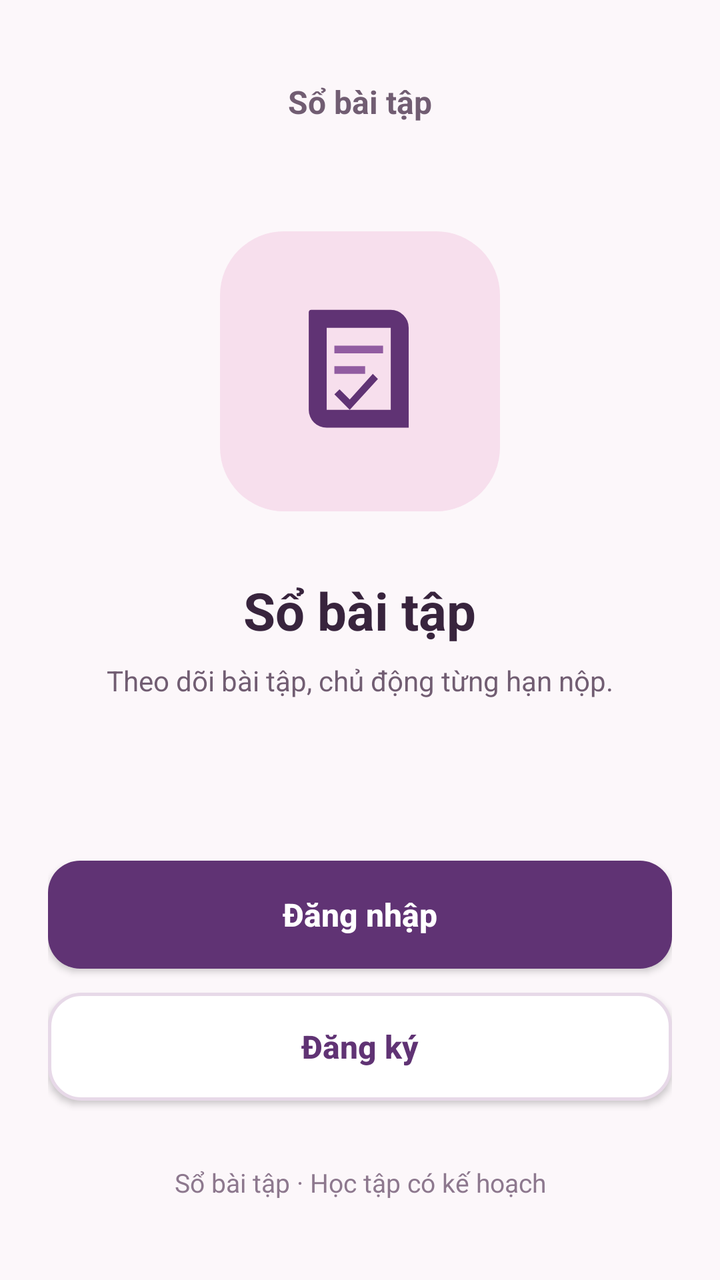
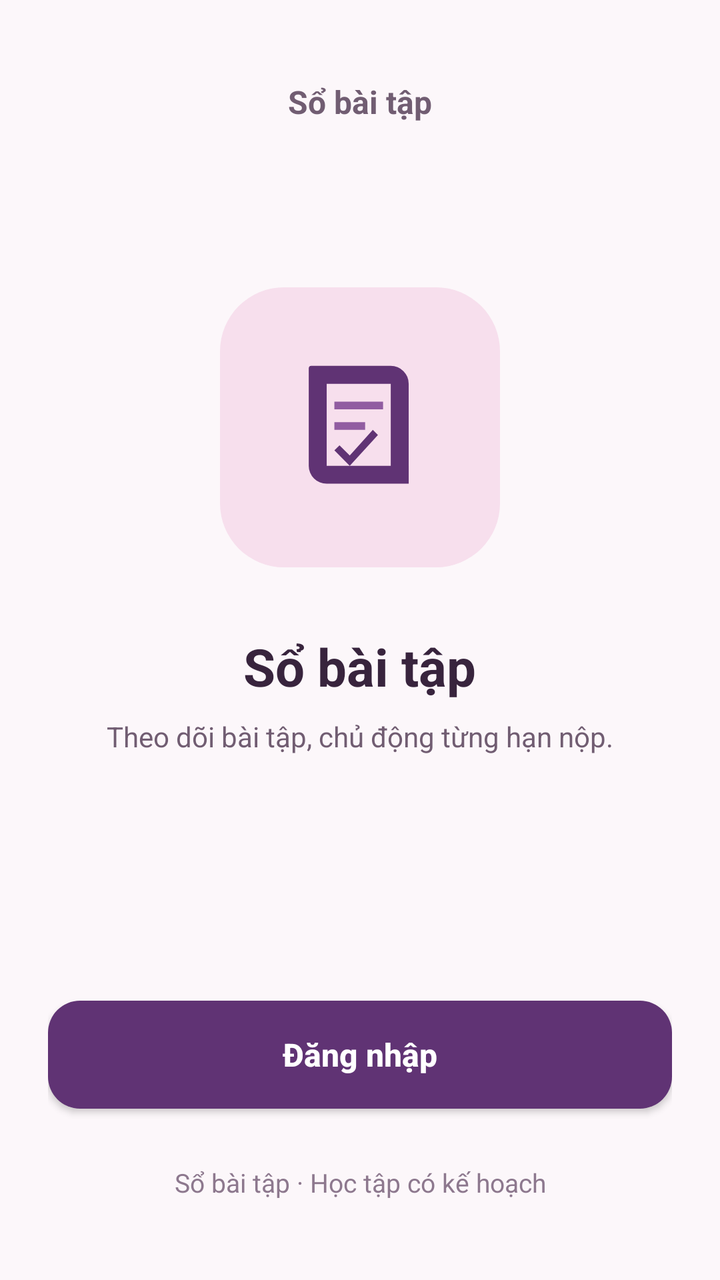

Compare the two renders of this Android layout. The source of the first and the diff that turns it into the second are given below.
<!-- AndroidManifest.xml: application theme Theme.QuanLyBaiTapSinhVien -->
<!-- res/layout/activity_welcome.xml -->
<?xml version="1.0" encoding="utf-8"?>
<androidx.constraintlayout.widget.ConstraintLayout xmlns:android="http://schemas.android.com/apk/res/android"
    xmlns:app="http://schemas.android.com/apk/res-auto"
    xmlns:tools="http://schemas.android.com/tools"
    android:id="@+id/mainLayout"
    android:layout_width="match_parent"
    android:layout_height="match_parent"
    android:background="@color/bg_screen"
    android:fitsSystemWindows="true"
    android:padding="24dp"
    tools:context=".WelcomeActivity">

    
    <TextView
        android:id="@+id/tvTieuDeTrang"
        android:layout_width="wrap_content"
        android:layout_height="wrap_content"
        android:layout_marginTop="16dp"
        android:text="@string/app_name"
        android:textColor="@color/text_secondary"
        android:textSize="16sp"
        android:textStyle="bold"
        app:layout_constraintEnd_toEndOf="parent"
        app:layout_constraintStart_toStartOf="parent"
        app:layout_constraintTop_toTopOf="parent" />


    <LinearLayout
        android:id="@+id/layoutLogoTrungTam"
        android:layout_width="match_parent"
        android:layout_height="wrap_content"
        android:gravity="center"
        android:orientation="vertical"
        app:layout_constraintBottom_toTopOf="@+id/btnDangNhap"
        app:layout_constraintEnd_toEndOf="parent"
        app:layout_constraintStart_toStartOf="parent"
        app:layout_constraintTop_toBottomOf="@+id/tvTieuDeTrang"
        app:layout_constraintVertical_bias="0.4">

        
        <FrameLayout
            android:layout_width="140dp"
            android:layout_height="140dp"
            android:background="@drawable/bg_logo_card">

            <ImageView
                android:layout_width="82dp"
                android:layout_height="82dp"
                android:layout_gravity="center"
                android:contentDescription="@string/app_name"
                android:src="@drawable/ic_app_mark" />
        </FrameLayout>

        
        <TextView
            android:layout_width="wrap_content"
            android:layout_height="wrap_content"
            android:layout_marginTop="32dp"
            android:text="@string/app_name"
            android:textColor="@color/text_primary"
            android:textSize="26sp"
            android:textStyle="bold" />

        
        <TextView
            android:layout_width="wrap_content"
            android:layout_height="wrap_content"
            android:layout_marginTop="8dp"
            android:text="Theo dõi bài tập, chủ động từng hạn nộp."
            android:textColor="@color/text_secondary"
            android:textSize="14sp" />
    </LinearLayout>

    
    <androidx.appcompat.widget.AppCompatButton
        android:id="@+id/btnDangNhap"
        android:layout_width="match_parent"
        android:layout_height="54dp"
        android:layout_marginBottom="12dp"
        android:background="@drawable/bg_blue_button"
        android:text="Đăng nhập"
        android:textAllCaps="false"
        android:textColor="@color/white"
        android:textSize="16sp"
        android:textStyle="bold"
        app:layout_constraintBottom_toTopOf="@+id/btnDangKy"
        app:layout_constraintEnd_toEndOf="parent"
        app:layout_constraintStart_toStartOf="parent" />

    
    <androidx.appcompat.widget.AppCompatButton
        android:id="@+id/btnDangKy"
        android:layout_width="match_parent"
        android:layout_height="54dp"
        android:layout_marginBottom="32dp"
        android:background="@drawable/bg_outline_button"
        android:text="Đăng ký"
        android:textAllCaps="false"
        android:textColor="@color/blue_primary"
        android:textSize="16sp"
        android:textStyle="bold"
        app:layout_constraintBottom_toTopOf="@+id/tvChaoMung"
        app:layout_constraintEnd_toEndOf="parent"
        app:layout_constraintStart_toStartOf="parent" />

    
    <TextView
        android:id="@+id/tvChaoMung"
        android:layout_width="wrap_content"
        android:layout_height="wrap_content"
        android:layout_marginBottom="16dp"
        android:text="Sổ bài tập · Học tập có kế hoạch"
        android:textColor="@color/text_hint"
        android:textSize="13sp"
        app:layout_constraintBottom_toBottomOf="parent"
        app:layout_constraintEnd_toEndOf="parent"
        app:layout_constraintStart_toStartOf="parent" />

</androidx.constraintlayout.widget.ConstraintLayout>
<!-- resources referenced by this layout -->
<resources>
  <color name="bg_screen">#FCF7FA</color>
  <color name="blue_primary">#603374</color>
  <color name="text_hint">#8D788E</color>
  <color name="text_primary">#38243D</color>
  <color name="text_secondary">#715D72</color>
  <color name="white">#FFFFFFFF</color>
  <!-- drawable bg_blue_button (drawable) -->
  <?xml version="1.0" encoding="utf-8"?>
  <ripple xmlns:android="http://schemas.android.com/apk/res/android"
      android:color="#33FFFFFF">
      <item>
          <shape android:shape="rectangle">
              <solid android:color="@color/blue_primary" />
              <corners android:radius="16dp" />
          </shape>
      </item>
  </ripple>
  <!-- drawable bg_logo_card (drawable) -->
  <?xml version="1.0" encoding="utf-8"?>
  <shape xmlns:android="http://schemas.android.com/apk/res/android"
      android:shape="rectangle">
      <solid android:color="@color/blue_light_bg" />
      <corners android:radius="32dp" />
  </shape>
  <!-- drawable bg_outline_button (drawable) -->
  <?xml version="1.0" encoding="utf-8"?>
  <ripple xmlns:android="http://schemas.android.com/apk/res/android"
      android:color="#1A603374">
      <item>
          <shape android:shape="rectangle">
              <solid android:color="@color/white" />
              <stroke
                  android:width="1.5dp"
                  android:color="@color/input_border" />
              <corners android:radius="16dp" />
          </shape>
      </item>
  </ripple>
  <!-- drawable ic_app_mark (drawable) -->
  <?xml version="1.0" encoding="utf-8"?>
  <vector xmlns:android="http://schemas.android.com/apk/res/android"
      android:width="64dp" android:height="64dp"
      android:viewportWidth="64" android:viewportHeight="64">
      <path android:fillColor="#603374"
          android:pathData="M13,8h31a7,7 0,0 1,7 7v39H19a7,7 0,0 1,-7 -7V9a1,1 0,0 1,1 -1z" />
      <path android:fillColor="#F7DFED"
          android:pathData="M19,15h25v32H19z" />
      <path android:fillColor="#915CA1"
          android:pathData="M22,22h19v3H22zM22,30h12v3H22z" />
      <path android:fillColor="#603374"
          android:pathData="M24,39l4,4 9,-10 2,2 -11,12 -6,-6z" />
  </vector>
  <string name="app_name">Sổ bài tập</string>
  <style name="Theme.QuanLyBaiTapSinhVien" parent="Base.Theme.QuanLyBaiTapSinhVien" />
  <color name="blue_light_bg">#F7DFED</color>
  <color name="input_border">#E7D9E8</color>
  <style name="Base.Theme.QuanLyBaiTapSinhVien" parent="Theme.Material3.DayNight.NoActionBar">
          
          <item name="colorPrimary">@color/blue_primary</item>
          <item name="colorPrimaryVariant">@color/blue_primary_dark</item>
          <item name="colorOnPrimary">@color/white</item>
          <item name="android:statusBarColor">@color/bg_screen</item>
          <item name="android:windowLightStatusBar">true</item>
          <item name="android:windowBackground">@color/bg_screen</item>
      </style>
  <color name="blue_primary_dark">#4C295D</color>
</resources>

<!-- the commit's change to res/layout/activity_welcome.xml (unified diff, before → after) -->
@@ -2,7 +2,7 @@
 <androidx.constraintlayout.widget.ConstraintLayout xmlns:android="http://schemas.android.com/apk/res/android"
     xmlns:app="http://schemas.android.com/apk/res-auto"
     xmlns:tools="http://schemas.android.com/tools"
-    android:id="@+id/mainLayout"
+    android:id="@+id/layoutChinh"
     android:layout_width="match_parent"
     android:layout_height="match_parent"
     android:background="@color/bg_screen"
@@ -76,27 +76,11 @@
         android:id="@+id/btnDangNhap"
         android:layout_width="match_parent"
         android:layout_height="54dp"
-        android:layout_marginBottom="12dp"
+        android:layout_marginBottom="28dp"
         android:background="@drawable/bg_blue_button"
         android:text="Đăng nhập"
         android:textAllCaps="false"
         android:textColor="@color/white"
-        android:textSize="16sp"
-        android:textStyle="bold"
-        app:layout_constraintBottom_toTopOf="@+id/btnDangKy"
-        app:layout_constraintEnd_toEndOf="parent"
-        app:layout_constraintStart_toStartOf="parent" />
-
-    
-    <androidx.appcompat.widget.AppCompatButton
-        android:id="@+id/btnDangKy"
-        android:layout_width="match_parent"
-        android:layout_height="54dp"
-        android:layout_marginBottom="32dp"
-        android:background="@drawable/bg_outline_button"
-        android:text="Đăng ký"
-        android:textAllCaps="false"
-        android:textColor="@color/blue_primary"
         android:textSize="16sp"
         android:textStyle="bold"
         app:layout_constraintBottom_toTopOf="@+id/tvChaoMung"
<!-- resource entries referenced after the edit -->
@@ -24,20 +24,6 @@
       <solid android:color="@color/blue_light_bg" />
       <corners android:radius="32dp" />
   </shape>
-  <!-- drawable bg_outline_button (drawable) -->
-  <?xml version="1.0" encoding="utf-8"?>
-  <ripple xmlns:android="http://schemas.android.com/apk/res/android"
-      android:color="#1A603374">
-      <item>
-          <shape android:shape="rectangle">
-              <solid android:color="@color/white" />
-              <stroke
-                  android:width="1.5dp"
-                  android:color="@color/input_border" />
-              <corners android:radius="16dp" />
-          </shape>
-      </item>
-  </ripple>
   <!-- drawable ic_app_mark (drawable) -->
   <?xml version="1.0" encoding="utf-8"?>
   <vector xmlns:android="http://schemas.android.com/apk/res/android"
@@ -55,7 +41,6 @@
   <string name="app_name">Sổ bài tập</string>
   <style name="Theme.QuanLyBaiTapSinhVien" parent="Base.Theme.QuanLyBaiTapSinhVien" />
   <color name="blue_light_bg">#F7DFED</color>
-  <color name="input_border">#E7D9E8</color>
   <style name="Base.Theme.QuanLyBaiTapSinhVien" parent="Theme.Material3.DayNight.NoActionBar">
           
           <item name="colorPrimary">@color/blue_primary</item>
